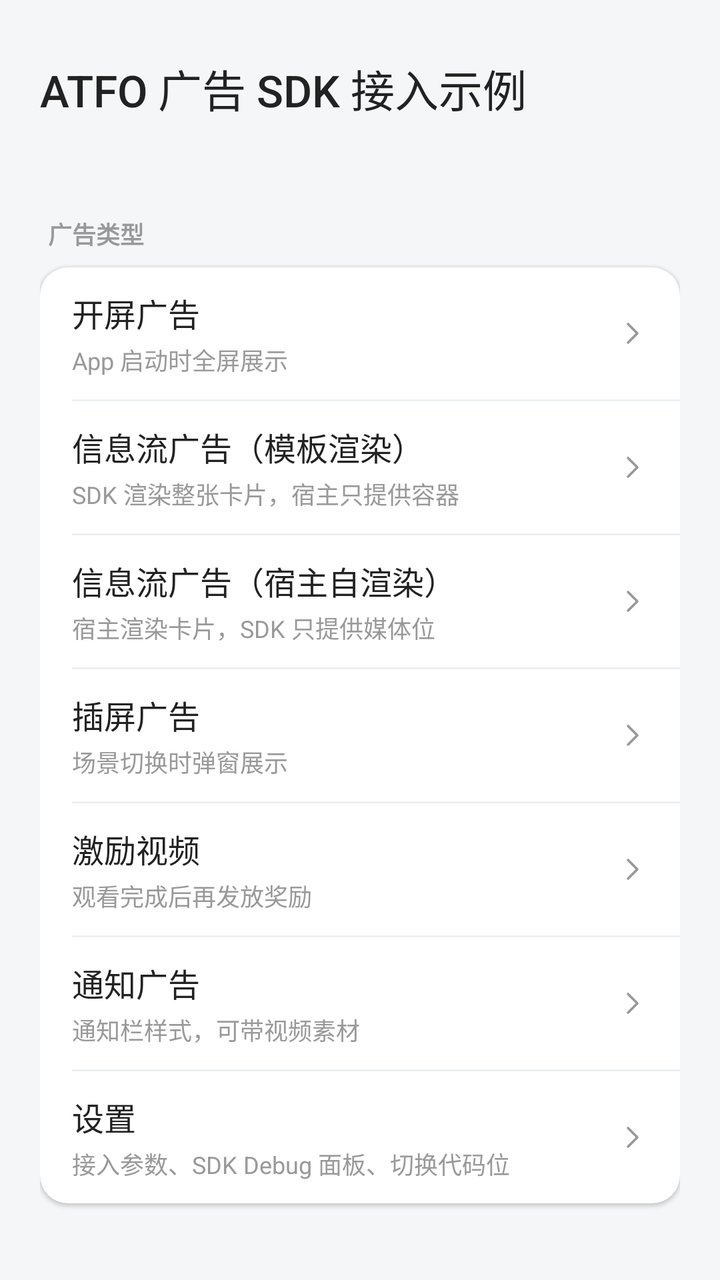
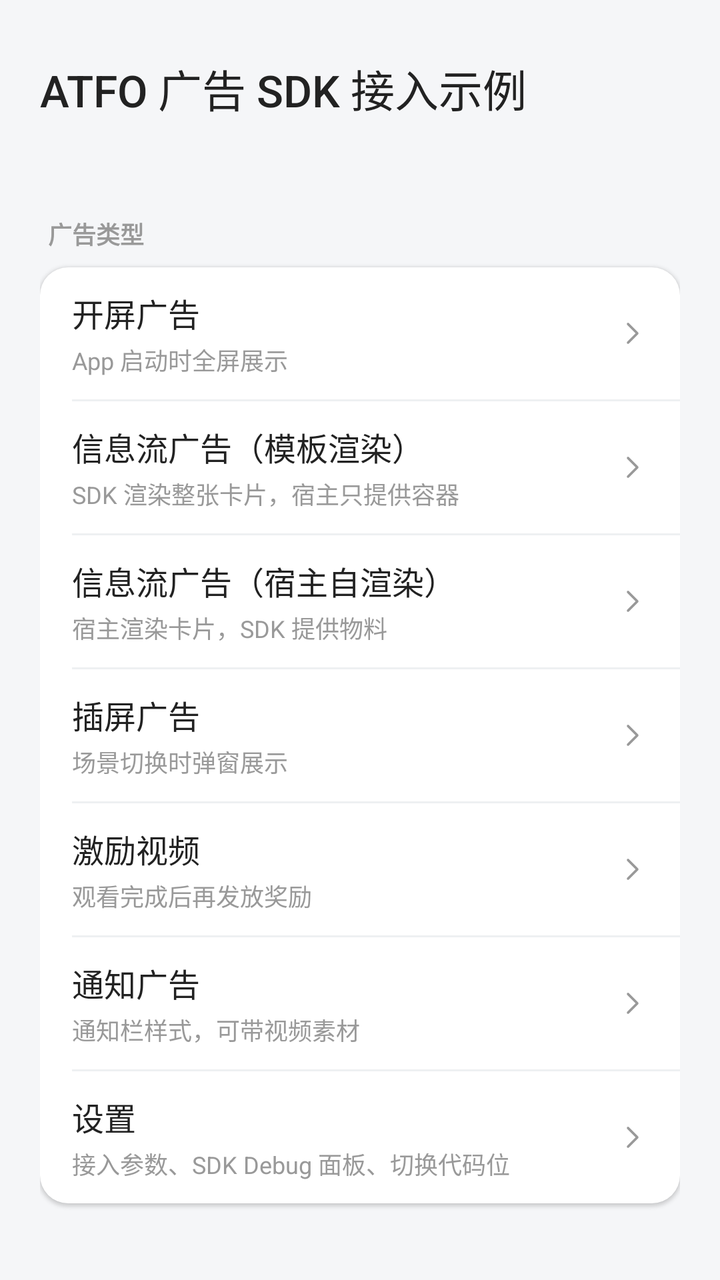

Screens rendered from an Android XML layout before and after an edit, with the pre-edit source and the edit as a unified diff.
<!-- AndroidManifest.xml: application theme Theme.ATFOAndroidSdkDemo -->
<!-- res/layout/activity_main.xml -->
<?xml version="1.0" encoding="utf-8"?>
<ScrollView xmlns:android="http://schemas.android.com/apk/res/android"
    android:id="@+id/main"
    android:layout_width="match_parent"
    android:layout_height="match_parent"
    android:background="@color/page_bg"
    android:fillViewport="true"
    android:scrollbars="none">

    <LinearLayout
        android:layout_width="match_parent"
        android:layout_height="wrap_content"
        android:orientation="vertical"
        android:padding="20dp">

        <TextView
            android:layout_width="match_parent"
            android:layout_height="wrap_content"
            android:layout_marginTop="8dp"
            android:fontFamily="sans-serif-medium"
            android:text="ATFO 广告 SDK 接入示例"
            android:textColor="@color/ad_title"
            android:textSize="22sp" />

        <TextView
            android:layout_width="match_parent"
            android:layout_height="wrap_content"
            android:layout_marginTop="6dp"
            android:textColor="@color/ad_desc"
            android:textSize="13sp" />

        

        <TextView
            android:layout_width="match_parent"
            android:layout_height="wrap_content"
            android:layout_marginBottom="8dp"
            android:layout_marginTop="24dp"
            android:paddingStart="4dp"
            android:text="广告类型"
            android:textColor="@color/ad_desc"
            android:textSize="12sp"
            android:textStyle="bold" />

        
        <LinearLayout
            android:layout_width="match_parent"
            android:layout_height="wrap_content"
            android:background="@drawable/bg_ad_card"
            android:elevation="1dp"
            android:orientation="vertical">

            <LinearLayout
                android:id="@+id/row_splash"
                style="@style/Widget.AtfoDemo.EntryRow">

                <LinearLayout style="@style/Widget.AtfoDemo.EntryRowText">

                    <TextView
                        style="@style/Widget.AtfoDemo.EntryRowTitle"
                        android:text="开屏广告" />

                    <TextView
                        style="@style/Widget.AtfoDemo.EntryRowDesc"
                        android:text="App 启动时全屏展示" />
                </LinearLayout>

                <ImageView style="@style/Widget.AtfoDemo.EntryRowChevron" />
            </LinearLayout>

            <View style="@style/Widget.AtfoDemo.EntryRowDivider" />

            <LinearLayout
                android:id="@+id/row_feed"
                style="@style/Widget.AtfoDemo.EntryRow">

                <LinearLayout style="@style/Widget.AtfoDemo.EntryRowText">

                    <TextView
                        style="@style/Widget.AtfoDemo.EntryRowTitle"
                        android:text="信息流广告（模板渲染）" />

                    <TextView
                        style="@style/Widget.AtfoDemo.EntryRowDesc"
                        android:text="SDK 渲染整张卡片，宿主只提供容器" />
                </LinearLayout>

                <ImageView style="@style/Widget.AtfoDemo.EntryRowChevron" />
            </LinearLayout>

            <View style="@style/Widget.AtfoDemo.EntryRowDivider" />

            <LinearLayout
                android:id="@+id/row_feed_self_render"
                style="@style/Widget.AtfoDemo.EntryRow">

                <LinearLayout style="@style/Widget.AtfoDemo.EntryRowText">

                    <TextView
                        style="@style/Widget.AtfoDemo.EntryRowTitle"
                        android:text="信息流广告（宿主自渲染）" />

                    <TextView
                        style="@style/Widget.AtfoDemo.EntryRowDesc"
                        android:text="宿主渲染卡片，SDK 只提供媒体位" />
                </LinearLayout>

                <ImageView style="@style/Widget.AtfoDemo.EntryRowChevron" />
            </LinearLayout>

            <View style="@style/Widget.AtfoDemo.EntryRowDivider" />

            <LinearLayout
                android:id="@+id/row_interstitial"
                style="@style/Widget.AtfoDemo.EntryRow">

                <LinearLayout style="@style/Widget.AtfoDemo.EntryRowText">

                    <TextView
                        style="@style/Widget.AtfoDemo.EntryRowTitle"
                        android:text="插屏广告" />

                    <TextView
                        style="@style/Widget.AtfoDemo.EntryRowDesc"
                        android:text="场景切换时弹窗展示" />
                </LinearLayout>

                <ImageView style="@style/Widget.AtfoDemo.EntryRowChevron" />
            </LinearLayout>

            <View style="@style/Widget.AtfoDemo.EntryRowDivider" />

            <LinearLayout
                android:id="@+id/row_reward"
                style="@style/Widget.AtfoDemo.EntryRow">

                <LinearLayout style="@style/Widget.AtfoDemo.EntryRowText">

                    <TextView
                        style="@style/Widget.AtfoDemo.EntryRowTitle"
                        android:text="激励视频" />

                    <TextView
                        style="@style/Widget.AtfoDemo.EntryRowDesc"
                        android:text="观看完成后再发放奖励" />
                </LinearLayout>

                <ImageView style="@style/Widget.AtfoDemo.EntryRowChevron" />
            </LinearLayout>

            <View style="@style/Widget.AtfoDemo.EntryRowDivider" />

            <LinearLayout
                android:id="@+id/row_notify"
                style="@style/Widget.AtfoDemo.EntryRow">

                <LinearLayout style="@style/Widget.AtfoDemo.EntryRowText">

                    <TextView
                        style="@style/Widget.AtfoDemo.EntryRowTitle"
                        android:text="通知广告" />

                    <TextView
                        style="@style/Widget.AtfoDemo.EntryRowDesc"
                        android:text="通知栏样式，可带视频素材" />
                </LinearLayout>

                <ImageView style="@style/Widget.AtfoDemo.EntryRowChevron" />
            </LinearLayout>

            <View style="@style/Widget.AtfoDemo.EntryRowDivider" />

            <LinearLayout
                android:id="@+id/row_settings"
                style="@style/Widget.AtfoDemo.EntryRow">

                <LinearLayout style="@style/Widget.AtfoDemo.EntryRowText">

                    <TextView
                        style="@style/Widget.AtfoDemo.EntryRowTitle"
                        android:text="设置" />

                    <TextView
                        style="@style/Widget.AtfoDemo.EntryRowDesc"
                        android:text="接入参数、SDK Debug 面板、切换代码位" />
                </LinearLayout>

                <ImageView style="@style/Widget.AtfoDemo.EntryRowChevron" />
            </LinearLayout>
        </LinearLayout>

    </LinearLayout>
</ScrollView>
<!-- resources referenced by this layout -->
<resources>
  <color name="ad_desc">#999999</color>
  <color name="ad_title">#222222</color>
  <color name="page_bg">#F5F6F8</color>
  <!-- drawable bg_ad_card (drawable) -->
  <?xml version="1.0" encoding="utf-8"?>
  <shape xmlns:android="http://schemas.android.com/apk/res/android"
      android:shape="rectangle">
      <solid android:color="@color/white" />
      <corners android:radius="14dp" />
  </shape>
  <style name="Widget.AtfoDemo.EntryRow" parent="">
          <item name="android:layout_width">match_parent</item>
          <item name="android:layout_height">wrap_content</item>
          <item name="android:minHeight">64dp</item>
          <item name="android:orientation">horizontal</item>
          <item name="android:gravity">center_vertical</item>
          <item name="android:paddingStart">16dp</item>
          <item name="android:paddingEnd">16dp</item>
          <item name="android:paddingTop">11dp</item>
          <item name="android:paddingBottom">11dp</item>
          <item name="android:background">?attr/selectableItemBackground</item>
          <item name="android:clickable">true</item>
          <item name="android:focusable">true</item>
      </style>
  <style name="Widget.AtfoDemo.EntryRowChevron" parent="">
          <item name="android:layout_width">16dp</item>
          <item name="android:layout_height">16dp</item>
          <item name="android:layout_marginStart">12dp</item>
          <item name="android:importantForAccessibility">no</item>
          <item name="android:src">@drawable/ic_chevron_right</item>
      </style>
  <style name="Widget.AtfoDemo.EntryRowDesc" parent="">
          <item name="android:layout_width">match_parent</item>
          <item name="android:layout_height">wrap_content</item>
          <item name="android:layout_marginTop">3dp</item>
          <item name="android:ellipsize">end</item>
          <item name="android:maxLines">1</item>
          <item name="android:textColor">@color/ad_desc</item>
          <item name="android:textSize">12sp</item>
      </style>
  <style name="Widget.AtfoDemo.EntryRowDivider" parent="">
          <item name="android:layout_width">match_parent</item>
          <item name="android:layout_height">1dp</item>
          <item name="android:layout_marginStart">16dp</item>
          <item name="android:background">@color/divider</item>
      </style>
  <style name="Widget.AtfoDemo.EntryRowText" parent="">
          <item name="android:layout_width">0dp</item>
          <item name="android:layout_height">wrap_content</item>
          <item name="android:layout_weight">1</item>
          <item name="android:orientation">vertical</item>
      </style>
  <style name="Widget.AtfoDemo.EntryRowTitle" parent="">
          <item name="android:layout_width">match_parent</item>
          <item name="android:layout_height">wrap_content</item>
          <item name="android:ellipsize">end</item>
          <item name="android:fontFamily">sans-serif-medium</item>
          <item name="android:maxLines">1</item>
          <item name="android:textColor">@color/ad_title</item>
          <item name="android:textSize">16sp</item>
      </style>
  <style name="Theme.ATFOAndroidSdkDemo" parent="Base.Theme.ATFOAndroidSdkDemo" />
  <color name="white">#FFFFFFFF</color>
  <!-- drawable ic_chevron_right (drawable) -->
  <?xml version="1.0" encoding="utf-8"?>
  <vector xmlns:android="http://schemas.android.com/apk/res/android"
      android:width="16dp"
      android:height="16dp"
      android:viewportWidth="24"
      android:viewportHeight="24">
      <path
          android:pathData="M9,5L16,12L9,19"
          android:strokeColor="@color/ad_desc"
          android:strokeWidth="1.8"
          android:strokeLineCap="round"
          android:strokeLineJoin="round" />
  </vector>
  <color name="divider">#EEF0F2</color>
  <style name="Base.Theme.ATFOAndroidSdkDemo" parent="Theme.Material3.DayNight.NoActionBar">
          
          
      </style>
</resources>

<!-- the commit's change to res/layout/activity_main.xml (unified diff, before → after) -->
@@ -102,7 +102,7 @@
 
                     <TextView
                         style="@style/Widget.AtfoDemo.EntryRowDesc"
-                        android:text="宿主渲染卡片，SDK 只提供媒体位" />
+                        android:text="宿主渲染卡片，SDK 提供物料" />
                 </LinearLayout>
 
                 <ImageView style="@style/Widget.AtfoDemo.EntryRowChevron" />
